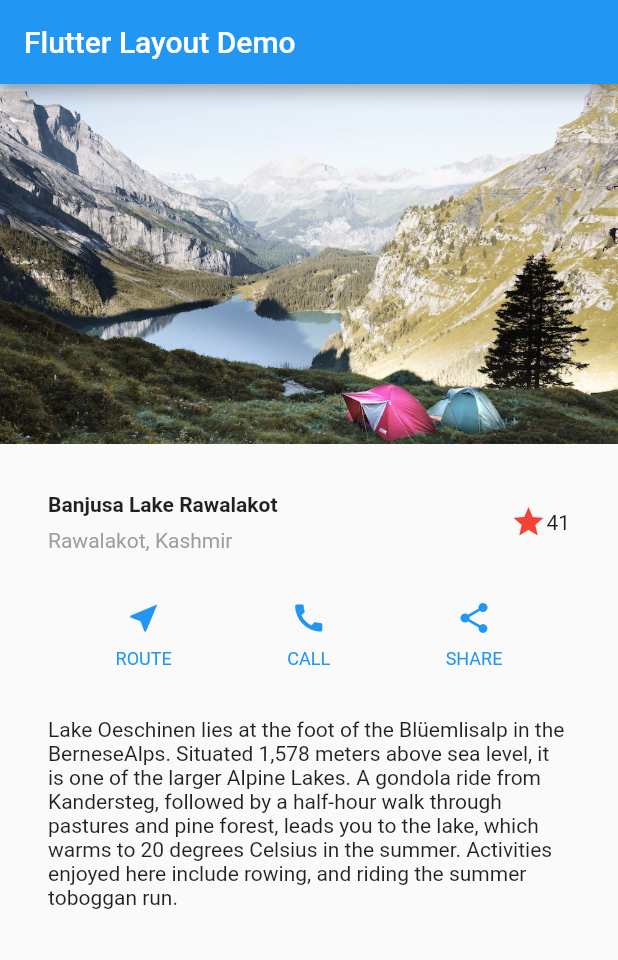
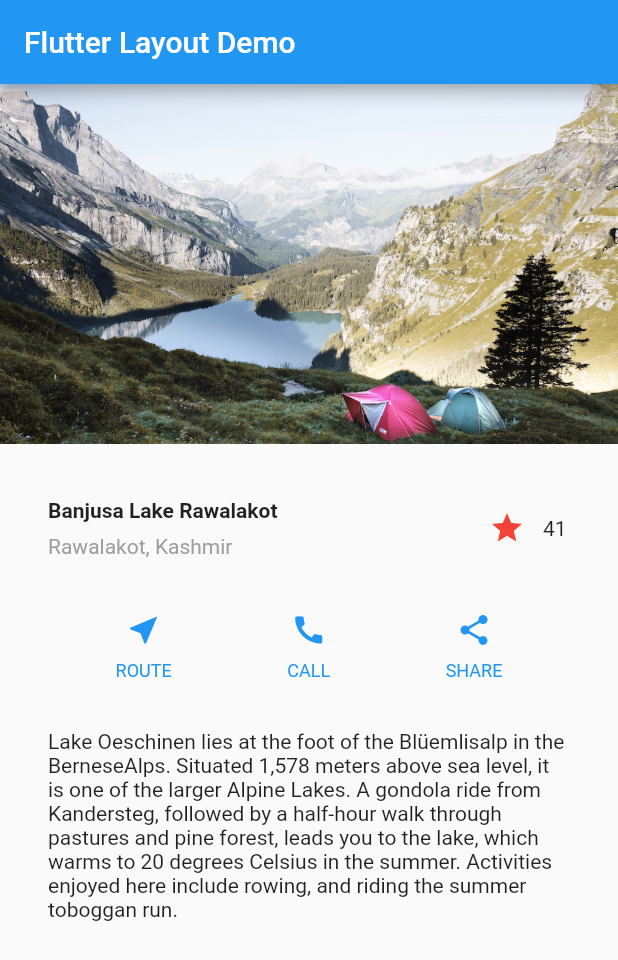
Before and after one commit to ameernormie/flutter-layout, a Flutter app: the screen it shows after launch, on a phone screen of 412 x 824 dp. Shown: the top 960 px of the screen. Run offline on Flutter 3.47's test engine with Material 2 defaults, Android fonts, the phone set to English and light mode, and no system bars.

```diff
--- a/lib/main.dart
+++ b/lib/main.dart
@@ -29,8 +29,7 @@ class MyApp extends StatelessWidget {
               ],
             ),
           ),
-          Icon(Icons.star, color: Colors.red[500]),
-          Text('41'),
+          FavoriteWidget(),
         ],
       ),
     );
@@ -111,3 +110,48 @@ class MyApp extends StatelessWidget {
     );
   }
 }
+
+class FavoriteWidget extends StatefulWidget {
+  @override
+  _FavouriteWidgetState createState() => _FavouriteWidgetState();
+}
+
+class _FavouriteWidgetState extends State<FavoriteWidget> {
+  bool _isFavorited = true;
+  int _favoriteCount = 41;
+
+  void _toggleFavorite() {
+    setState(() {
+      if (_isFavorited) {
+        _favoriteCount -= 1;
+        _isFavorited = false;
+      } else {
+        _favoriteCount += 1;
+        _isFavorited = true;
+      }
+    });
+  }
+
+  @override
+  Widget build(BuildContext context) {
+    return Row(
+      mainAxisSize: MainAxisSize.min,
+      children: <Widget>[
+        Container(
+          padding: EdgeInsets.all(0),
+          child: IconButton(
+            icon: (_isFavorited ? Icon(Icons.star) : Icon(Icons.star_border)),
+            color: Colors.red[500],
+            onPressed: _toggleFavorite,
+          ),
+        ),
+        SizedBox(
+          width: 18,
+          child: Container(
+            child: Text('$_favoriteCount'),
+          ),
+        )
+      ],
+    );
+  }
+}
```
